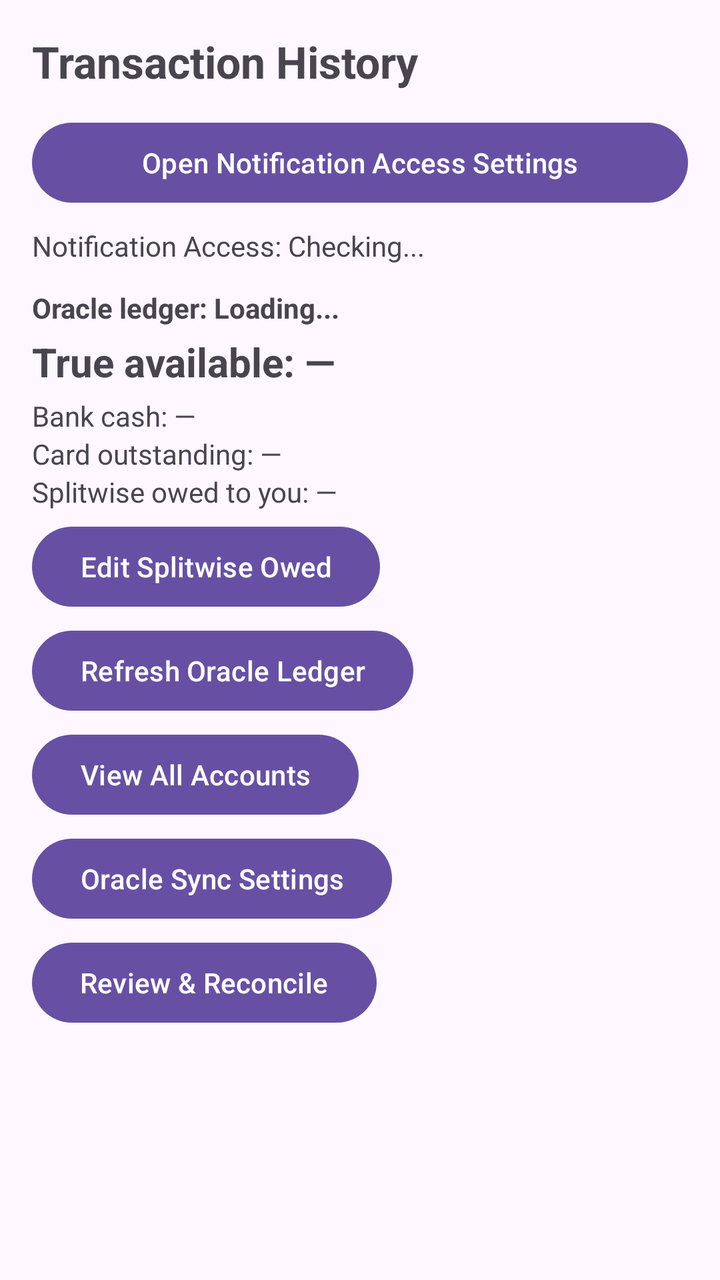
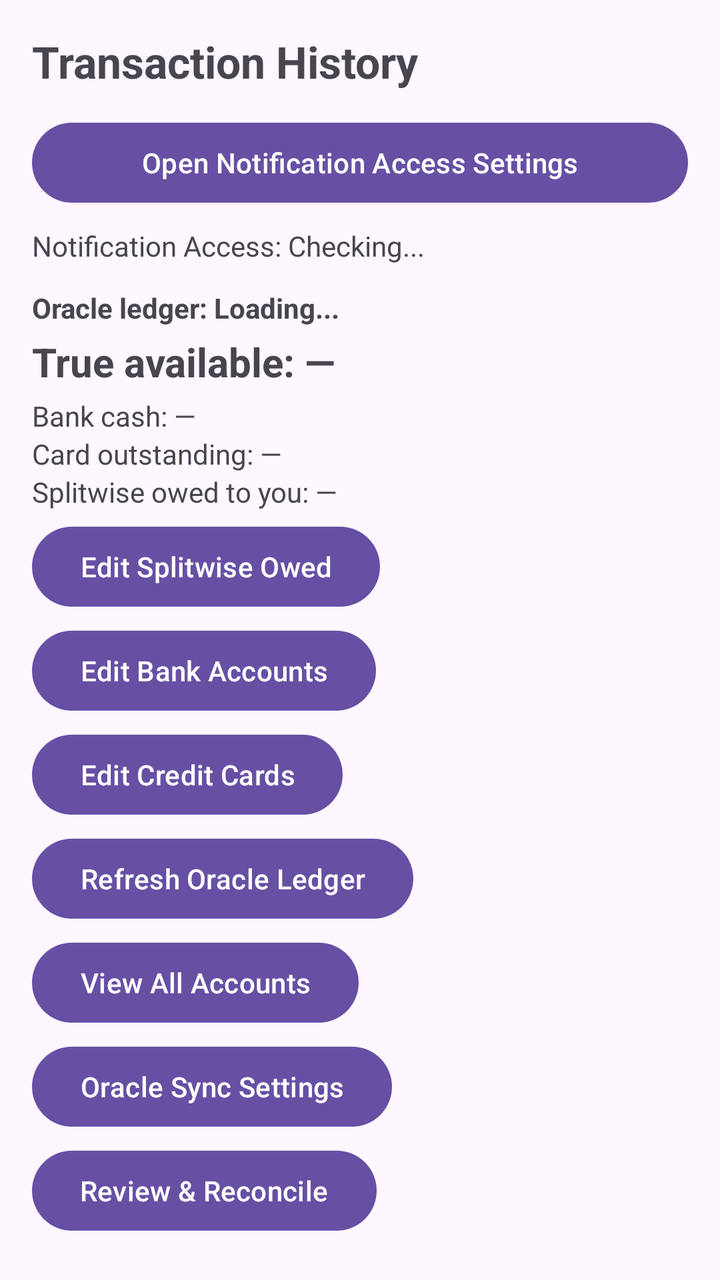

The first picture is an Android layout as it rendered before a commit; the second is the same layout after the commit. The layout source and the unified diff follow.
<!-- AndroidManifest.xml: application theme Theme.FinanceSMSTracker -->
<!-- res/layout/activity_main.xml -->
<?xml version="1.0" encoding="utf-8"?>
<androidx.constraintlayout.widget.ConstraintLayout xmlns:android="http://schemas.android.com/apk/res/android"
    xmlns:app="http://schemas.android.com/apk/res-auto"
    xmlns:tools="http://schemas.android.com/tools"
    android:id="@+id/main"
    android:layout_width="match_parent"
    android:layout_height="match_parent"
    android:padding="16dp"
    tools:context=".MainActivity">

    <TextView
        android:id="@+id/textViewTitle"
        android:layout_width="wrap_content"
        android:layout_height="wrap_content"
        android:text="Transaction History"
        android:textSize="22sp"
        android:textStyle="bold"
        app:layout_constraintStart_toStartOf="parent"
        app:layout_constraintTop_toTopOf="parent" />

    <Button
        android:id="@+id/buttonOpenNotificationSettings"
        android:layout_width="0dp"
        android:layout_height="wrap_content"
        android:layout_marginTop="12dp"
        android:text="Open Notification Access Settings"
        app:layout_constraintEnd_toEndOf="parent"
        app:layout_constraintStart_toStartOf="parent"
        app:layout_constraintTop_toBottomOf="@id/textViewTitle" />

    <TextView
        android:id="@+id/textViewNotificationStatus"
        android:layout_width="0dp"
        android:layout_height="wrap_content"
        android:layout_marginTop="8dp"
        android:text="Notification Access: Checking..."
        android:textSize="14sp"
        app:layout_constraintEnd_toEndOf="parent"
        app:layout_constraintStart_toStartOf="parent"
        app:layout_constraintTop_toBottomOf="@id/buttonOpenNotificationSettings" />

    <LinearLayout
        android:id="@+id/oracleLedgerPanel"
        android:layout_width="0dp"
        android:layout_height="wrap_content"
        android:layout_marginTop="12dp"
        android:orientation="vertical"
        app:layout_constraintEnd_toEndOf="parent"
        app:layout_constraintStart_toStartOf="parent"
        app:layout_constraintTop_toBottomOf="@id/textViewNotificationStatus">

        <TextView
            android:id="@+id/textViewOracleStatus"
            android:layout_width="wrap_content"
            android:layout_height="wrap_content"
            android:text="Oracle ledger: Loading..."
            android:textSize="14sp"
            android:textStyle="bold" />

        <TextView
            android:id="@+id/textViewTrueAvailable"
            android:layout_width="wrap_content"
            android:layout_height="wrap_content"
            android:layout_marginTop="4dp"
            android:text="True available: —"
            android:textSize="20sp"
            android:textStyle="bold" />

        <TextView
            android:id="@+id/textViewBankCash"
            android:layout_width="wrap_content"
            android:layout_height="wrap_content"
            android:layout_marginTop="4dp"
            android:text="Bank cash: —"
            android:textSize="14sp" />

        <TextView
            android:id="@+id/textViewCardOutstanding"
            android:layout_width="wrap_content"
            android:layout_height="wrap_content"
            android:text="Card outstanding: —"
            android:textSize="14sp" />

        <TextView
            android:id="@+id/textViewSplitwiseReceivable"
            android:layout_width="wrap_content"
            android:layout_height="wrap_content"
            android:text="Splitwise owed to you: —"
            android:textSize="14sp" />

        <Button
            android:id="@+id/buttonEditSplitwise"
            android:layout_width="wrap_content"
            android:layout_height="wrap_content"
            android:layout_marginTop="4dp"
            android:text="Edit Splitwise Owed" />

        <Button
            android:id="@+id/buttonRefreshOracle"
            android:layout_width="wrap_content"
            android:layout_height="wrap_content"
            android:layout_marginTop="4dp"
            android:text="Refresh Oracle Ledger" />

        <Button
            android:id="@+id/buttonViewAccounts"
            android:layout_width="wrap_content"
            android:layout_height="wrap_content"
            android:layout_marginTop="4dp"
            android:text="View All Accounts" />

        <Button
            android:id="@+id/buttonOracleSettings"
            android:layout_width="wrap_content"
            android:layout_height="wrap_content"
            android:layout_marginTop="4dp"
            android:text="Oracle Sync Settings" />
    </LinearLayout>

    <Button
        android:id="@+id/buttonReviewReconcile"
        android:layout_width="wrap_content"
        android:layout_height="wrap_content"
        android:layout_marginTop="4dp"
        android:text="Review &amp; Reconcile"
        app:layout_constraintStart_toStartOf="parent"
        app:layout_constraintTop_toBottomOf="@id/oracleLedgerPanel" />

    <androidx.recyclerview.widget.RecyclerView
        android:id="@+id/recyclerViewTransactions"
        android:layout_width="0dp"
        android:layout_height="0dp"
        android:layout_marginTop="12dp"
        app:layout_constraintBottom_toBottomOf="parent"
        app:layout_constraintEnd_toEndOf="parent"
        app:layout_constraintStart_toStartOf="parent"
        app:layout_constraintTop_toBottomOf="@id/buttonReviewReconcile"
        tools:listitem="@layout/item_transaction" />

    <TextView
        android:id="@+id/textViewEmpty"
        android:layout_width="wrap_content"
        android:layout_height="wrap_content"
        android:text="No transactions found."
        android:textSize="16sp"
        android:visibility="gone"
        app:layout_constraintBottom_toBottomOf="parent"
        app:layout_constraintEnd_toEndOf="parent"
        app:layout_constraintStart_toStartOf="parent"
        app:layout_constraintTop_toTopOf="@id/recyclerViewTransactions" />

</androidx.constraintlayout.widget.ConstraintLayout>
<!-- res/layout/item_transaction.xml (included above) -->
<?xml version="1.0" encoding="utf-8"?>
<androidx.cardview.widget.CardView xmlns:android="http://schemas.android.com/apk/res/android"
    xmlns:app="http://schemas.android.com/apk/res-auto"
    android:layout_width="match_parent"
    android:layout_height="wrap_content"
    android:layout_marginBottom="8dp"
    app:cardCornerRadius="8dp"
    app:cardElevation="2dp">

    <LinearLayout
        android:layout_width="match_parent"
        android:layout_height="wrap_content"
        android:orientation="vertical"
        android:padding="12dp">

        <LinearLayout
            android:layout_width="match_parent"
            android:layout_height="wrap_content"
            android:orientation="horizontal">

            <TextView
                android:id="@+id/textViewMerchant"
                android:layout_width="0dp"
                android:layout_height="wrap_content"
                android:layout_weight="1"
                android:text="Merchant / Payee"
                android:textColor="@android:color/black"
                android:textSize="16sp"
                android:textStyle="bold" />

            <TextView
                android:id="@+id/textViewAmount"
                android:layout_width="wrap_content"
                android:layout_height="wrap_content"
                android:text="₹0.00"
                android:textSize="16sp"
                android:textStyle="bold" />
        </LinearLayout>

        <LinearLayout
            android:layout_width="match_parent"
            android:layout_height="wrap_content"
            android:layout_marginTop="4dp"
            android:orientation="horizontal">

            <TextView
                android:id="@+id/textViewCategory"
                android:layout_width="wrap_content"
                android:layout_height="wrap_content"
                android:background="#E0E0E0"
                android:paddingHorizontal="6dp"
                android:paddingVertical="2dp"
                android:text="CATEGORY"
                android:textSize="12sp"
                android:textStyle="bold" />

            <TextView
                android:id="@+id/textViewType"
                android:layout_width="wrap_content"
                android:layout_height="wrap_content"
                android:layout_marginStart="8dp"
                android:text="DEBIT"
                android:textSize="12sp" />

            <TextView
                android:id="@+id/textViewPaymentMethod"
                android:layout_width="0dp"
                android:layout_height="wrap_content"
                android:layout_weight="1"
                android:layout_marginStart="8dp"
                android:text="UPI"
                android:textSize="12sp" />

            <TextView
                android:id="@+id/textViewBank"
                android:layout_width="wrap_content"
                android:layout_height="wrap_content"
                android:text="HDFC"
                android:textSize="12sp" />
        </LinearLayout>

        <TextView
            android:id="@+id/textViewDateTime"
            android:layout_width="match_parent"
            android:layout_height="wrap_content"
            android:layout_marginTop="6dp"
            android:text="12 Oct 2023, 10:30 AM"
            android:textSize="11sp"
            android:textColor="@android:color/darker_gray" />

    </LinearLayout>
</androidx.cardview.widget.CardView>
<!-- resources referenced by this layout -->
<resources>
  <style name="Theme.FinanceSMSTracker" parent="Base.Theme.FinanceSMSTracker" />
  <style name="Base.Theme.FinanceSMSTracker" parent="Theme.Material3.DayNight.NoActionBar">
          
          
      </style>
</resources>

<!-- the commit's change to res/layout/activity_main.xml (unified diff, before → after) -->
@@ -94,6 +94,20 @@
             android:layout_height="wrap_content"
             android:layout_marginTop="4dp"
             android:text="Edit Splitwise Owed" />
+
+        <Button
+            android:id="@+id/buttonEditBankAccounts"
+            android:layout_width="wrap_content"
+            android:layout_height="wrap_content"
+            android:layout_marginTop="4dp"
+            android:text="Edit Bank Accounts" />
+
+        <Button
+            android:id="@+id/buttonEditCreditCards"
+            android:layout_width="wrap_content"
+            android:layout_height="wrap_content"
+            android:layout_marginTop="4dp"
+            android:text="Edit Credit Cards" />
 
         <Button
             android:id="@+id/buttonRefreshOracle"
